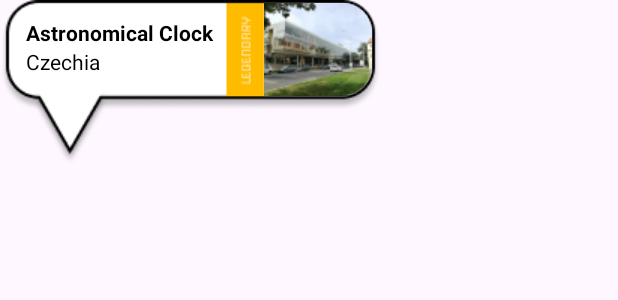
After one commit to martin0925/Virtual-Collectibles-for-Tourist, an Android app: the layout map_pin.xml on its own in the app's theme, with its tools: preview values and no code run, on a phone screen of 412 x 824 dp. The commit adds this screen. Shown: the top 300 px of the screen. Run offline under Robolectric (Android 15) with nearby library versions, the phone set to English and light mode, and no system bars.

Commit message:
Feat: create custom map pins for locations, including background images for rarity

```diff
--- /dev/null
+++ b/app/src/main/res/layout/map_pin.xml
@@ -0,0 +1,47 @@
+<?xml version="1.0" encoding="utf-8"?>
+<LinearLayout xmlns:android="http://schemas.android.com/apk/res/android"
+    android:layout_width="wrap_content"
+    android:layout_height="wrap_content"
+    android:background="@drawable/map_pin_bg_legendary"
+    android:orientation="horizontal"
+    android:padding="2dp"
+    android:visibility="visible">
+
+    <!-- Text container on the left side -->
+    <LinearLayout
+        android:layout_width="wrap_content"
+        android:layout_height="wrap_content"
+        android:layout_marginStart="15dp"
+        android:layout_marginTop="10dp"
+        android:layout_weight="1"
+        android:orientation="vertical">
+
+        <!-- Title TextView with fixed width and ellipsis for overflow -->
+        <TextView
+            android:id="@+id/pin_title"
+            android:layout_width="135dp"
+            android:layout_height="wrap_content"
+            android:text="Astronomical Clock"
+            android:textColor="@android:color/black"
+            android:textStyle="bold"
+            android:maxLines="1"
+            android:ellipsize="end" />
+
+        <TextView
+            android:id="@+id/pin_subtitle"
+            android:layout_width="wrap_content"
+            android:layout_height="wrap_content"
+            android:text="Czechia"
+            android:textColor="@android:color/black" />
+    </LinearLayout>
+
+    <!-- ImageView aligned to the right side without padding or margin -->
+    <ImageView
+        android:id="@+id/pin_image"
+        android:layout_width="72dp"
+        android:layout_height="62dp"
+        android:layout_marginEnd="4dp"
+        android:scaleType="centerCrop"
+        android:src="@drawable/sample_image" />
+
+</LinearLayout>
```
Also changed, not shown: app/src/main/java/com/example/virtualcollectiblesfortourist/MainActivity.kt (+39 -19 lines), app/src/main/res/drawable/map_pin_bg_common.png (added), app/src/main/res/drawable/map_pin_bg_epic.png (added), app/src/main/res/drawable/map_pin_bg_legendary.png (added), app/src/main/res/drawable/map_pin_bg_rare.png (added), app/src/main/res/drawable/sample_image.png (added).
